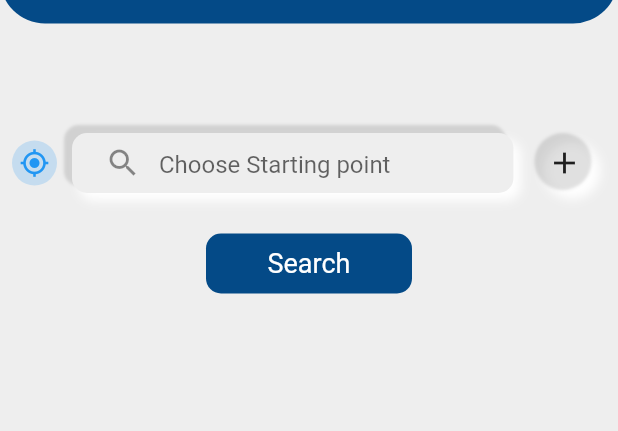
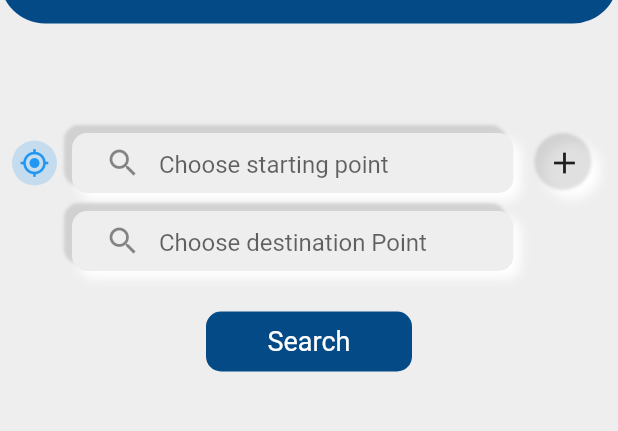
Before and after one commit to gurinder94/truck_one, a Flutter app: the GpsScreen screen opened directly, after a tap on "Add Location", on a phone screen of 412 x 824 dp, the part 59-490 px from its top. Run offline on Flutter 3.47's test engine with Material 2 defaults, Android fonts, the phone set to English and light mode, and no system bars; our stand-ins replace device_info_plus, file_picker, firebase_core, firebase_messaging, flutter_html, flutter_local_notifications and 18 more; missing offline and left inert: animated_floating_buttons, dart:ffi, flutter_cached_pdfview, flutter_polyline_points, google_place, in_app_purchase_storekit and 2 more; accounts and stored records are empty; network calls fail.

Commit message:
location issue fixecd

```diff
--- a/lib/Screens/Gps_Screen/Component/choose_source.dart
+++ b/lib/Screens/Gps_Screen/Component/choose_source.dart
@@ -11,8 +11,9 @@ import '../provider/choose_Source_Provider.dart';
 class ChooseSource extends StatefulWidget {
   TextEditingController chooseSource;
   AddTripProvider addTripProvider;
+  String? title;
 
-  ChooseSource(this.chooseSource, this.addTripProvider);
+  ChooseSource(this.chooseSource, this.title, this.addTripProvider);
 
   @override
   State<ChooseSource> createState() => _ChooseSourceState();
@@ -46,7 +47,7 @@ class _ChooseSourceState extends State<ChooseSource> {
               child: TextFormField(
                 controller: _chooseSourceProvider.addressController,
                 decoration: InputDecoration(
-                    hintText: 'Choose start location',
+                    hintText: widget.title ?? 'Choose location',
                     border: InputBorder.none,
                     prefixIcon: GestureDetector(
                         onTap: () {
--- a/lib/Screens/Gps_Screen/Component/myLocation.dart
+++ b/lib/Screens/Gps_Screen/Component/myLocation.dart
@@ -1,7 +1,10 @@
 import 'dart:async';
+
 import 'package:flutter/material.dart';
 import 'package:geolocator/geolocator.dart';
+import 'package:my_truck_dot_one/Screens/Gps_Screen/Component/choose_source.dart';
 import 'package:provider/provider.dart';
+
 import '../../../AppUtils/constants.dart';
 import '../../Language_Screen/application_localizations.dart';
 import '../../commanWidget/Custom_App_Bar_Widget.dart';
@@ -9,7 +12,6 @@ import '../../commanWidget/input_shape.dart';
 import '../provider/add_Trip_Provider.dart';
 import '../provider/choose_Source_Provider.dart';
 import 'choose_destination_dart.dart';
-import 'choose_source.dart';
 
 class MyLocation extends StatefulWidget {
   @override
@@ -55,95 +57,19 @@ class _MyLocationState extends State<MyLocation> {
                 SizedBox(
                   height: 120,
                 ),
-                Row(
-                  children: [
-                    GestureDetector(
-                      onTap: () {
-                        if (_addTripProvider.model.routes == null)
-                          getLocation(_addTripProvider);
-                        else {
-                          _addTripProvider.setResetRoute();
-                          getLocation(_addTripProvider);
-                        }
-                      },
-                      child: Container(
-                        width: 30,
-                        height: 30,
-                        child: Container(
-                          child: Icon(Icons.my_location_outlined,
-                              color: Colors.blue, size: 20),
-                        ),
-                        decoration: BoxDecoration(
-                            color: Colors.blue.withOpacity(0.2),
-                            shape: BoxShape.circle),
-                      ),
-                    ),
-                    SizedBox(
-                      width: 10,
-                    ),
-                    SizedBox(
-                      width: MediaQuery.of(context).size.width / 1.4,
-                      height: 40,
-                      child: InputShape(
-                        child: TextFormField(
-                          controller: _addTripProvider.chooseSource,
-                          readOnly: true,
-                          decoration: InputDecoration(
-                            hintText: 'Choose Starting point ',
-                            border: InputBorder.none,
-                            prefixIcon: Icon(Icons.search),
-                          ),
-                          onTap: () {
-                            Navigator.push(
-                                context,
-                                MaterialPageRoute(
-                                    builder: (context) =>
-                                        ChangeNotifierProvider(
-                                            create: (_) =>
-                                                ChooseSourceProvider(),
-                                            child: ChooseSource(
-                                                _addTripProvider.chooseSource,
-                                                _addTripProvider))));
-                          },
-                        ),
-                      ),
-                    ),
-                    SizedBox(
-                      width: 15,
-                    ),
-                    noti.addAddressData.length > 2
-                        ? SizedBox()
-                        : Container(
-                            padding: EdgeInsets.all(7),
-                            decoration: BoxDecoration(
-                                shape: BoxShape.circle,
-                                boxShadow: [
-                                  BoxShadow(
-                                      color: Colors.white,
-                                      blurRadius: 5,
-                                      offset: Offset(5, 5)),
-                                  BoxShadow(
-                                      color: Colors.black12,
-                                      blurRadius: 1,
-                                      offset: Offset(-1, -1)),
-                                ]),
-                            child: InkWell(
-                                onTap: () {
-                                  Navigator.push(
-                                      context,
-                                      MaterialPageRoute(
-                                          builder: (context) =>
-                                              ChangeNotifierProvider(
-                                                  create: (_) =>
-                                                      ChooseSourceProvider(),
-                                                  child: ChooseNextDestination(
-                                                      _addTripProvider
-                                                          .choose1Destination,
-                                                      _addTripProvider))));
-                                },
-                                child: Icon(Icons.add)))
-                  ],
+                startingPointSelectionItem(
+                    noti: noti,
+                    title: "Choose starting point",
+                    textcontroller: _addTripProvider.chooseSource),
+                SizedBox(
+                  height: 12,
                 ),
+                noti.addAddressData.length == 0
+                    ? startingPointSelectionItem(
+                        textcontroller: _addTripProvider.choose1Destination,
+                        noti: noti,
+                        title: "Choose destination Point")
+                    : Container(),
                 SizedBox(
                   height: 15,
                 ),
@@ -315,4 +241,113 @@ class _MyLocationState extends State<MyLocation> {
     });
     setState(() {});
   }
+
+  startingPointSelectionItem(
+      {required AddTripProvider noti,
+      required String title,
+      required TextEditingController textcontroller}) {
+    return Row(
+      children: [
+        Opacity(
+          opacity: title == "Choose starting point" ? 1 : 0,
+          child: GestureDetector(
+            onTap: () {
+              if (title == "Choose starting point") {
+                if (_addTripProvider.model.routes == null)
+                  getLocation(_addTripProvider);
+                else {
+                  _addTripProvider.setResetRoute();
+                  getLocation(_addTripProvider);
+                }
+              } else {
+                navigateToChooseDestinationScreen();
+              }
+            },
+            child: yourLocationIcon(),
+          ),
+        ),
+        SizedBox(
+          width: 10,
+        ),
+        SizedBox(
+          width: MediaQuery.of(context).size.width / 1.4,
+          height: 40,
+          child: InputShape(
+            child: TextFormField(
+              controller: textcontroller,
+              readOnly: true,
+              decoration: InputDecoration(
+                hintText: title,
+                border: InputBorder.none,
+                prefixIcon: Icon(Icons.search),
+              ),
+              onTap: () {
+                print("Gestt $title");
+                if (title == "Choose starting point") {
+                  Navigator.push(
+                      context,
+                      MaterialPageRoute(
+                          builder: (context) => ChangeNotifierProvider(
+                              create: (_) => ChooseSourceProvider(),
+                              child: ChooseSource(_addTripProvider.chooseSource,
+                                  title, _addTripProvider))));
+                } else {
+                  navigateToChooseDestinationScreen();
+                }
+              },
+            ),
+          ),
+        ),
+        SizedBox(
+          width: 15,
+        ),
+        noti.addAddressData.length > 2
+            ? SizedBox()
+            : Visibility(
+                visible: title == "Choose starting point",
+                child: Container(
+                    padding: EdgeInsets.all(7),
+                    decoration:
+                        BoxDecoration(shape: BoxShape.circle, boxShadow: [
+                      BoxShadow(
+                          color: Colors.white,
+                          blurRadius: 5,
+                          offset: Offset(5, 5)),
+                      BoxShadow(
+                          color: Colors.black12,
+                          blurRadius: 1,
+                          offset: Offset(-1, -1)),
+                    ]),
+                    child: InkWell(
+                        onTap: () {
+                          navigateToChooseDestinationScreen();
+                        },
+                        child: Icon(Icons.add))),
+              )
+      ],
+    );
+  }
+
+  void navigateToChooseDestinationScreen() async {
+    print("navigateToChooseDestinationScreen");
+    Navigator.push(
+        context,
+        MaterialPageRoute(
+            builder: (context) => ChangeNotifierProvider(
+                create: (_) => ChooseSourceProvider(),
+                child: ChooseNextDestination(
+                    _addTripProvider.choose1Destination, _addTripProvider))));
+  }
+
+  yourLocationIcon() {
+    return Container(
+      width: 30,
+      height: 30,
+      child: Container(
+        child: Icon(Icons.my_location_outlined, color: Colors.blue, size: 20),
+      ),
+      decoration: BoxDecoration(
+          color: Colors.blue.withOpacity(0.2), shape: BoxShape.circle),
+    );
+  }
 }
--- a/lib/Screens/Gps_Screen/provider/add_Trip_Provider.dart
+++ b/lib/Screens/Gps_Screen/provider/add_Trip_Provider.dart
@@ -27,6 +27,8 @@ class AddTripProvider extends ChangeNotifier {
   var long, lat;
   TruckListModel? truckListModel;
   TextEditingController chooseSource = TextEditingController();
+
+  TextEditingController destinationSource = TextEditingController();
   var chooseDestination;
 
   TextEditingController choose1Destination = TextEditingController();
```
